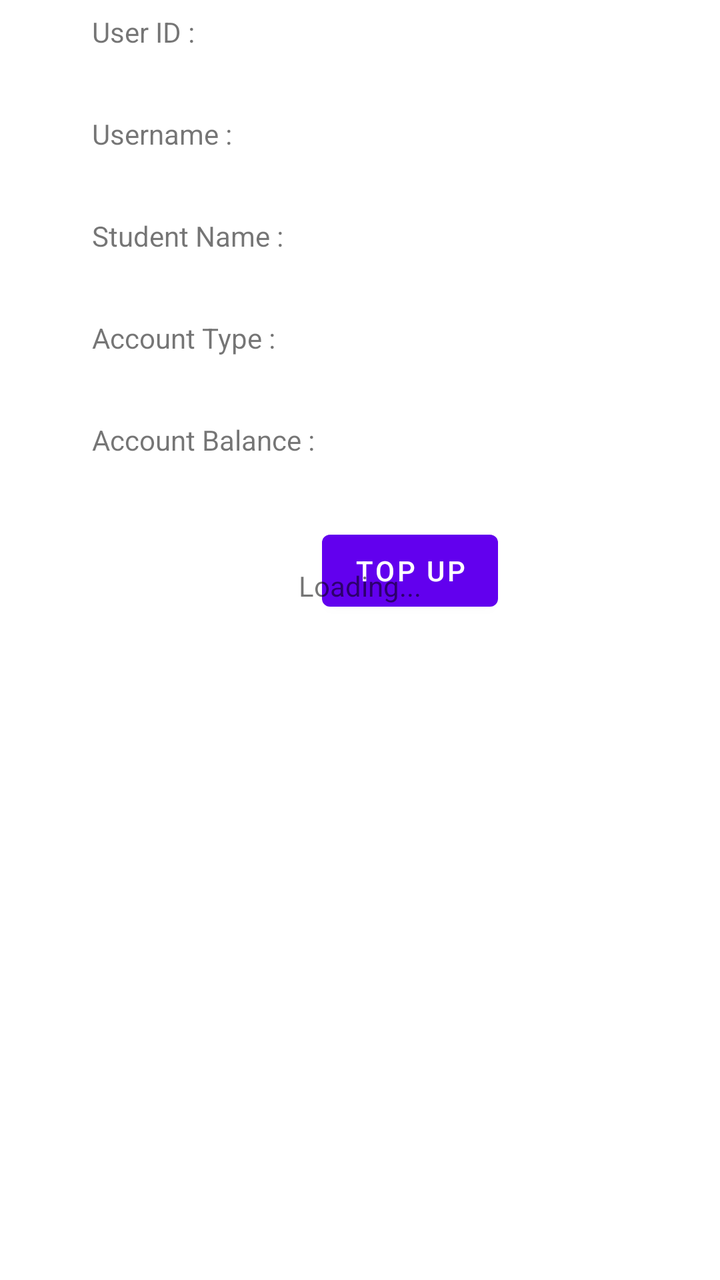
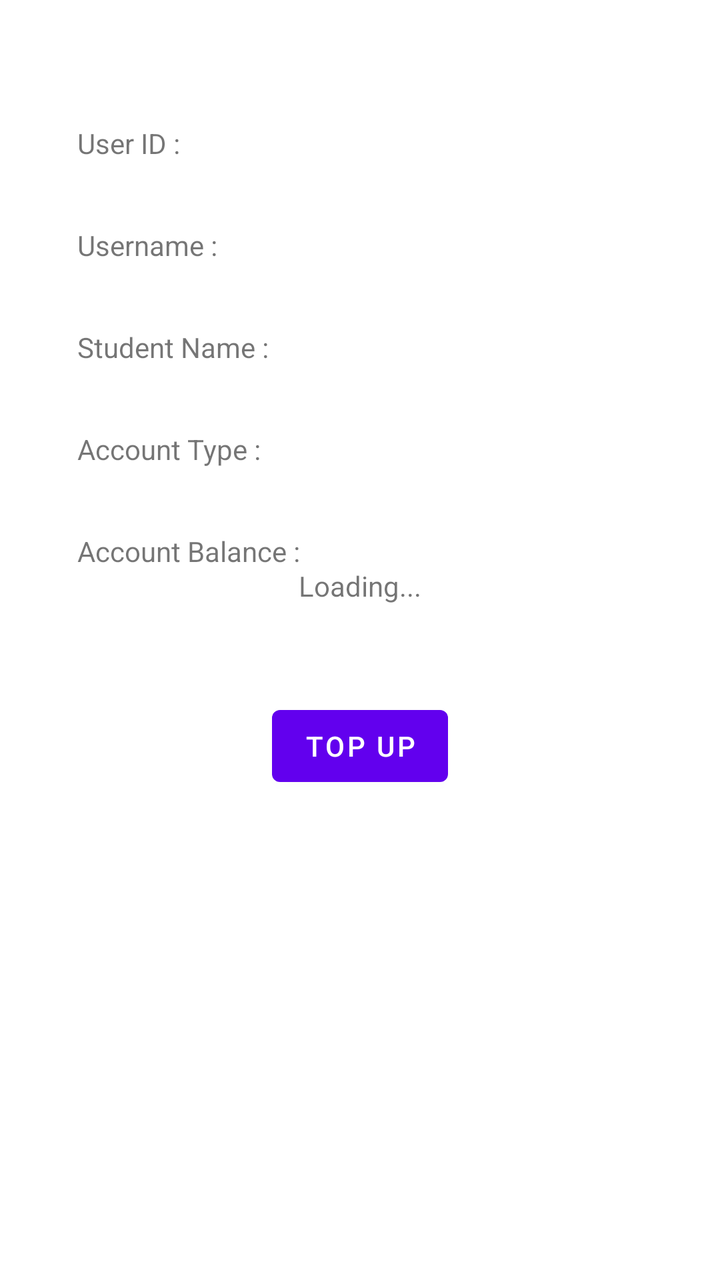

Compare the two renders of this Android layout. The source of the first and the diff that turns it into the second are given below.
<!-- AndroidManifest.xml: application theme Theme.TuckShopStudent -->
<!-- res/layout/fragment_profile.xml -->
<?xml version="1.0" encoding="utf-8"?>
<androidx.constraintlayout.widget.ConstraintLayout xmlns:android="http://schemas.android.com/apk/res/android"
    xmlns:app="http://schemas.android.com/apk/res-auto"
    xmlns:tools="http://schemas.android.com/tools"
    android:layout_width="match_parent"
    android:layout_height="match_parent"
    tools:context=".ProfileFragment">

    <ProgressBar
        android:id="@+id/profile_progressBar"
        style="?android:attr/progressBarStyle"
        android:layout_width="wrap_content"
        android:layout_height="wrap_content"
        android:layout_marginBottom="10dp"
        app:layout_constraintBottom_toTopOf="@id/profile_loading"
        app:layout_constraintEnd_toEndOf="parent"
        app:layout_constraintStart_toStartOf="parent"
        app:layout_constraintTop_toTopOf="parent"
        app:layout_constraintVertical_bias="0.4"
        android:elevation="10dp"
        app:layout_constraintVertical_chainStyle="packed" />

    <TextView
        android:id="@+id/profile_loading"
        android:layout_width="wrap_content"
        android:layout_height="wrap_content"
        android:text="Loading..."
        app:layout_constraintBottom_toBottomOf="parent"
        app:layout_constraintEnd_toEndOf="parent"
        app:layout_constraintStart_toStartOf="parent"
        android:elevation="10dp"
        app:layout_constraintTop_toBottomOf="@+id/profile_progressBar" />

    <TextView
        android:id="@+id/textView"
        android:layout_width="wrap_content"
        android:layout_height="wrap_content"
        android:text="User ID :"
        app:layout_constraintBottom_toBottomOf="parent"
        app:layout_constraintEnd_toStartOf="@+id/guideline3"
        app:layout_constraintHorizontal_bias="0.3"
        app:layout_constraintStart_toStartOf="parent"
        app:layout_constraintTop_toTopOf="parent"
        app:layout_constraintVertical_bias="0.01" />

    <TextView
        android:id="@+id/textView2"
        android:layout_width="wrap_content"
        android:layout_height="wrap_content"
        android:layout_marginTop="32dp"
        android:text="Username :"
        app:layout_constraintEnd_toStartOf="@+id/guideline3"
        app:layout_constraintHorizontal_bias="0.0"
        app:layout_constraintStart_toStartOf="@+id/textView"
        app:layout_constraintTop_toBottomOf="@+id/textView" />

    <TextView
        android:id="@+id/textView3"
        android:layout_width="wrap_content"
        android:layout_height="wrap_content"
        android:layout_marginTop="32dp"
        android:text="Student Name : "
        app:layout_constraintEnd_toStartOf="@+id/guideline3"
        app:layout_constraintHorizontal_bias="0.0"
        app:layout_constraintStart_toStartOf="@+id/textView"
        app:layout_constraintTop_toBottomOf="@+id/textView2" />

    <TextView
        android:id="@+id/textView4"
        android:layout_width="wrap_content"
        android:layout_height="wrap_content"
        android:layout_marginTop="32dp"
        android:text="Account Type : "
        app:layout_constraintEnd_toStartOf="@+id/guideline3"
        app:layout_constraintHorizontal_bias="0.0"
        app:layout_constraintStart_toStartOf="@+id/textView"
        app:layout_constraintTop_toBottomOf="@+id/textView3" />

    <TextView
        android:id="@+id/textView5"
        android:layout_width="wrap_content"
        android:layout_height="wrap_content"
        android:layout_marginTop="32dp"
        android:text="Account Balance : "
        app:layout_constraintEnd_toStartOf="@+id/guideline3"
        app:layout_constraintHorizontal_bias="0.0"
        app:layout_constraintStart_toStartOf="@+id/textView"
        app:layout_constraintTop_toBottomOf="@+id/textView4" />

    <androidx.constraintlayout.widget.Guideline
        android:id="@+id/guideline3"
        android:layout_width="wrap_content"
        android:layout_height="wrap_content"
        android:orientation="vertical"
        app:layout_constraintGuide_begin="205dp" />

    <TextView
        android:id="@+id/profile_userid"
        android:layout_width="wrap_content"
        android:layout_height="wrap_content"
        app:layout_constraintBottom_toBottomOf="parent"
        app:layout_constraintEnd_toEndOf="parent"
        app:layout_constraintStart_toStartOf="@+id/guideline3"
        app:layout_constraintTop_toTopOf="parent"
        app:layout_constraintHorizontal_bias="0.3"
        app:layout_constraintVertical_bias="0.015" />

    <TextView
        android:id="@+id/profile_username"
        android:layout_width="wrap_content"
        android:layout_height="wrap_content"
        android:layout_marginTop="32dp"
        app:layout_constraintEnd_toEndOf="parent"
        app:layout_constraintHorizontal_bias="0.0"
        app:layout_constraintStart_toStartOf="@+id/profile_userid"
        app:layout_constraintTop_toBottomOf="@+id/profile_userid" />

    <TextView
        android:id="@+id/profile_fullname"
        android:layout_width="wrap_content"
        android:layout_height="wrap_content"
        android:layout_marginTop="32dp"
        app:layout_constraintEnd_toEndOf="parent"
        app:layout_constraintHorizontal_bias="0.0"
        app:layout_constraintStart_toStartOf="@+id/profile_userid"
        app:layout_constraintTop_toBottomOf="@+id/profile_username" />

    <TextView
        android:id="@+id/profile_accounttype"
        android:layout_width="wrap_content"
        android:layout_height="wrap_content"
        android:layout_marginTop="32dp"
        app:layout_constraintEnd_toEndOf="parent"
        app:layout_constraintHorizontal_bias="0.0"
        app:layout_constraintStart_toStartOf="@+id/profile_userid"
        app:layout_constraintTop_toBottomOf="@+id/profile_fullname" />

    <TextView
        android:id="@+id/profile_balance"
        android:layout_width="wrap_content"
        android:layout_height="wrap_content"
        android:layout_marginTop="32dp"
        app:layout_constraintEnd_toEndOf="parent"
        app:layout_constraintHorizontal_bias="0.0"
        app:layout_constraintStart_toStartOf="@+id/profile_userid"
        app:layout_constraintTop_toBottomOf="@+id/profile_accounttype" />

    <Button
        android:id="@+id/profile_topup"
        android:layout_width="wrap_content"
        android:layout_height="wrap_content"
        android:layout_marginTop="32dp"
        android:text="Top Up"
        app:layout_constraintEnd_toStartOf="@+id/guideline3"
        app:layout_constraintStart_toStartOf="@+id/guideline3"
        app:layout_constraintTop_toBottomOf="@+id/textView5" />
</androidx.constraintlayout.widget.ConstraintLayout>
<!-- resources referenced by this layout -->
<resources>
  <style name="Theme.TuckShopStudent" parent="Theme.MaterialComponents.DayNight.DarkActionBar">
          
          <item name="colorPrimary">@color/purple_500</item>
          <item name="colorPrimaryVariant">@color/purple_700</item>
          <item name="colorOnPrimary">@color/white</item>
          
          <item name="colorSecondary">@color/teal_200</item>
          <item name="colorSecondaryVariant">@color/teal_700</item>
          <item name="colorOnSecondary">@color/black</item>
          
          <item name="android:statusBarColor" tools:targetApi="l">?attr/colorPrimaryVariant</item>
          
      </style>
  <color name="purple_500">#FF6200EE</color>
  <color name="purple_700">#FF3700B3</color>
  <color name="white">#FFFFFFFF</color>
  <color name="teal_200">#FF03DAC5</color>
  <color name="teal_700">#FF018786</color>
  <color name="black">#FF000000</color>
</resources>

<!-- the commit's change to res/layout/fragment_profile.xml (unified diff, before → after) -->
@@ -12,23 +12,23 @@
         android:layout_width="wrap_content"
         android:layout_height="wrap_content"
         android:layout_marginBottom="10dp"
+        android:elevation="10dp"
         app:layout_constraintBottom_toTopOf="@id/profile_loading"
         app:layout_constraintEnd_toEndOf="parent"
         app:layout_constraintStart_toStartOf="parent"
         app:layout_constraintTop_toTopOf="parent"
         app:layout_constraintVertical_bias="0.4"
-        android:elevation="10dp"
         app:layout_constraintVertical_chainStyle="packed" />
 
     <TextView
         android:id="@+id/profile_loading"
         android:layout_width="wrap_content"
         android:layout_height="wrap_content"
+        android:elevation="10dp"
         android:text="Loading..."
         app:layout_constraintBottom_toBottomOf="parent"
         app:layout_constraintEnd_toEndOf="parent"
         app:layout_constraintStart_toStartOf="parent"
-        android:elevation="10dp"
         app:layout_constraintTop_toBottomOf="@+id/profile_progressBar" />
 
     <TextView
@@ -41,7 +41,18 @@
         app:layout_constraintHorizontal_bias="0.3"
         app:layout_constraintStart_toStartOf="parent"
         app:layout_constraintTop_toTopOf="parent"
-        app:layout_constraintVertical_bias="0.01" />
+        app:layout_constraintVertical_bias="0.1" />
+
+    <TextView
+        android:id="@+id/profile_userid"
+        android:layout_width="wrap_content"
+        android:layout_height="wrap_content"
+        app:layout_constraintBottom_toBottomOf="parent"
+        app:layout_constraintEnd_toEndOf="parent"
+        app:layout_constraintHorizontal_bias="0.3"
+        app:layout_constraintStart_toStartOf="@+id/guideline3"
+        app:layout_constraintTop_toTopOf="parent"
+        app:layout_constraintVertical_bias="0.1" />
 
     <TextView
         android:id="@+id/textView2"
@@ -92,18 +103,8 @@
         android:layout_width="wrap_content"
         android:layout_height="wrap_content"
         android:orientation="vertical"
-        app:layout_constraintGuide_begin="205dp" />
+        app:layout_constraintGuide_percent="0.5" />
 
-    <TextView
-        android:id="@+id/profile_userid"
-        android:layout_width="wrap_content"
-        android:layout_height="wrap_content"
-        app:layout_constraintBottom_toBottomOf="parent"
-        app:layout_constraintEnd_toEndOf="parent"
-        app:layout_constraintStart_toStartOf="@+id/guideline3"
-        app:layout_constraintTop_toTopOf="parent"
-        app:layout_constraintHorizontal_bias="0.3"
-        app:layout_constraintVertical_bias="0.015" />
 
     <TextView
         android:id="@+id/profile_username"
@@ -149,7 +150,7 @@
         android:id="@+id/profile_topup"
         android:layout_width="wrap_content"
         android:layout_height="wrap_content"
-        android:layout_marginTop="32dp"
+        android:layout_marginTop="64dp"
         android:text="Top Up"
         app:layout_constraintEnd_toStartOf="@+id/guideline3"
         app:layout_constraintStart_toStartOf="@+id/guideline3"
